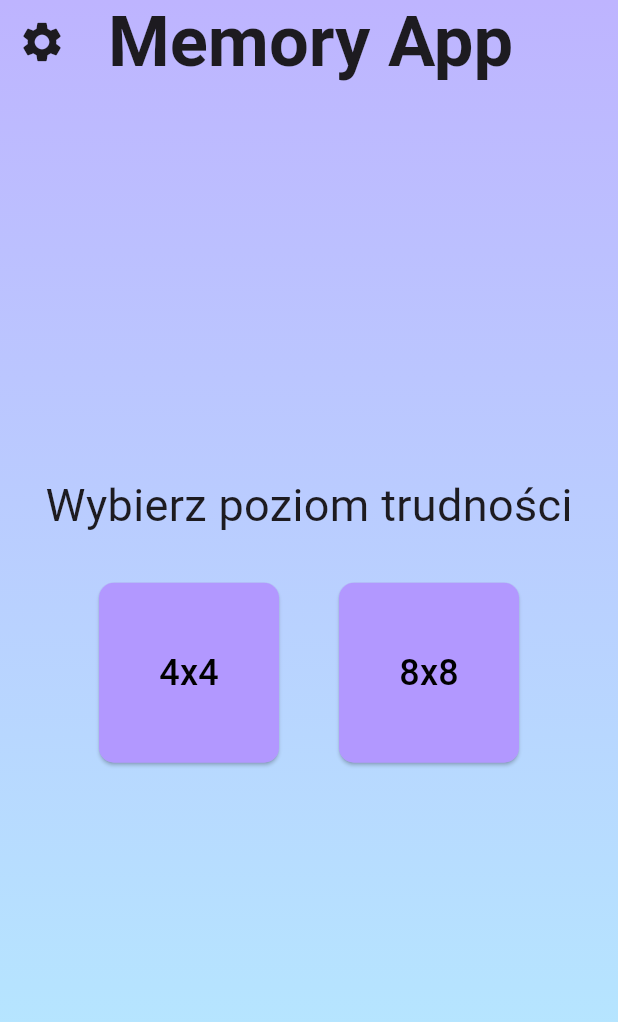
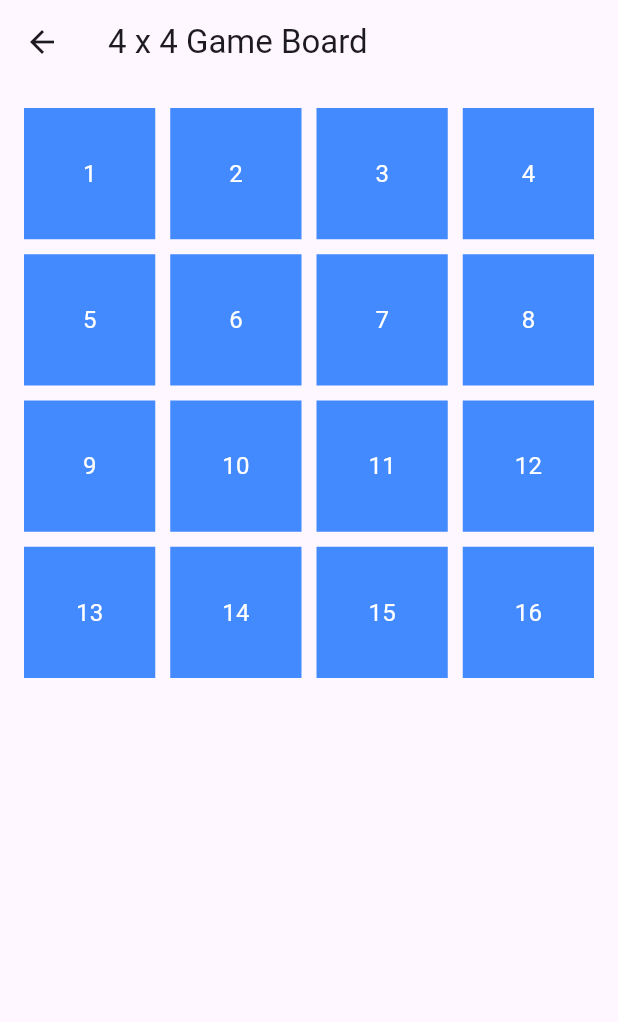
Before and after one commit to Chlopaki-na-5/MemoryApp, a Flutter app: the screen it shows after launch, after a tap on "4x4", on a phone screen of 412 x 824 dp. Shown: the top 1022 px of the screen. Run offline on Flutter 3.47's test engine with Material 3 defaults, Android fonts, the light colour scheme and no system bars; Roboto replaces fonts that are missing (Arial).

Commit message:
Create GameBoard creator

```diff
--- a/lib/main.dart
+++ b/lib/main.dart
@@ -7,27 +7,12 @@ void main() {
 class MyApp extends StatelessWidget {
   const MyApp({super.key});
 
-  // This widget is the root of your application.
   @override
   Widget build(BuildContext context) {
     return MaterialApp(
       title: 'Memory app',
       theme: ThemeData(
-        // This is the theme of your application.
-        //
-        // TRY THIS: Try running your application with "flutter run". You'll see
-        // the application has a purple toolbar. Then, without quitting the app,
-        // try changing the seedColor in the colorScheme below to Colors.green
-        // and then invoke "hot reload" (save your changes or press the "hot
-        // reload" button in a Flutter-supported IDE, or press "r" if you used
-        // the command line to start the app).
-        //
-        // Notice that the counter didn't reset back to zero; the application
-        // state is not lost during the reload. To reset the state, use hot
-        // restart instead.
-        //
-        // This works for code too, not just values: Most code changes can be
-        // tested with just a hot reload.
+        fontFamily: 'Arial',
       ),
       home: const MyHomePage(title: 'Memory App'),
     );
@@ -37,15 +22,6 @@ class MyApp extends StatelessWidget {
 class MyHomePage extends StatefulWidget {
   const MyHomePage({super.key, required this.title});
 
-  // This widget is the home page of your application. It is stateful, meaning
-  // that it has a State object (defined below) that contains fields that affect
-  // how it looks.
-
-  // This class is the configuration for the state. It holds the values (in this
-  // case the title) provided by the parent (in this case the App widget) and
-  // used by the build method of the State. Fields in a Widget subclass are
-  // always marked "final".
-
   final String title;
 
   @override
@@ -53,17 +29,16 @@ class MyHomePage extends StatefulWidget {
 }
 
 class _MyHomePageState extends State<MyHomePage> {
-
+  void _navigateToGameBoard(BuildContext context, int gridSize) {
+    Navigator.push(
+      context,
+      MaterialPageRoute(builder: (context) => GameBoard(gridSize: gridSize)),
+    );
+  }
 
   @override
   Widget build(BuildContext context) {
-    // This method is rerun every time setState is called, for instance as done
-    // by the _incrementCounter method above.
-    //
-    // The Flutter framework has been optimized to make rerunning build methods
-    // fast, so that you can just rebuild anything that needs updating rather
-    // than having to individually change instances of widgets.
-    return  Scaffold(
+    return Scaffold(
       extendBodyBehindAppBar: true,
       appBar: AppBar(
         title: Text(
@@ -71,22 +46,28 @@ class _MyHomePageState extends State<MyHomePage> {
           style: const TextStyle(
             fontSize: 47,
             fontWeight: FontWeight.bold,
+            shadows: [
+              Shadow(
+                offset: Offset(2.0, 2.0),
+                blurRadius: 3.0,
+                color: Color.fromARGB(255, 0, 0, 0),
+              ),
+            ],
           ),
         ),
         centerTitle: true,
-        elevation: 0, // shadow off
+        elevation: 0,
         backgroundColor: Colors.transparent,
         leading: IconButton(
           icon: const Icon(
             Icons.settings,
             size: 32,
           ),
-          onPressed: (){
+          onPressed: () {
             // TODO options
           },
         ),
       ),
-
       body: Container(
         decoration: const BoxDecoration(
           gradient: LinearGradient(
@@ -98,79 +79,51 @@ class _MyHomePageState extends State<MyHomePage> {
             ],
           ),
         ),
-        // Center is a layout widget. It takes a single child and positions it
-        // in the middle of the parent.
         child: Column(
-          // Column is also a layout widget. It takes a list of children and
-          // arranges them vertically. By default, it sizes itself to fit its
-          // children horizontally, and tries to be as tall as its parent.
-          //
-          // Column has various properties to control how it sizes itself and
-          // how it positions its children. Here we use mainAxisAlignment to
-          // center the children vertically; the main axis here is the vertical
-          // axis because Columns are vertical (the cross axis would be
-          // horizontal).
-          //
-          // TRY THIS: Invoke "debug painting" (choose the "Toggle Debug Paint"
-          // action in the IDE, or press "p" in the console), to see the
-          // wireframe for each widget.
           mainAxisAlignment: MainAxisAlignment.center,
           children: <Widget>[
             const Text(
               'Wybierz poziom trudności',
-              style: TextStyle(fontSize:  30,
-                // shadows: [
-                //   Shadow(
-                //     color: Colors.black,
-                //     offset: Offset(0.5,0.5),
-                //   ),
-                // ], Shadows if needed
-              ),
+              style: TextStyle(fontSize: 30),
             ),
             const SizedBox(height: 30),
             Row(
               mainAxisAlignment: MainAxisAlignment.center,
               children: <Widget>[
                 ElevatedButton(
-                  onPressed: (){
-                    // TODO if pressed switch to difficulty lvl
+                  onPressed: () {
+                    _navigateToGameBoard(context, 4);
                   },
                   style: ElevatedButton.styleFrom(
                     backgroundColor: const Color(0xffb298ff),
                     shape: RoundedRectangleBorder(
-                        borderRadius: BorderRadius.circular(10)
-                    ),
-                    minimumSize: const Size(120,120),
+                        borderRadius: BorderRadius.circular(10)),
+                    minimumSize: const Size(120, 120),
                   ),
                   child: const Padding(
                     padding: EdgeInsets.all(16.0),
-                    child: Text('4x4',
-                    style: TextStyle(
-                      fontSize: 24,
-                      color: Colors.black
-                    ),
+                    child: Text(
+                      '4x4',
+                      style: TextStyle(fontSize: 24, color: Colors.black),
                     ),
                   ),
                 ),
                 const SizedBox(width: 40),
-                ElevatedButton(onPressed: ()
-                    {
-                      // TODO if pressed switch to difficulty lvl
+                ElevatedButton(
+                  onPressed: () {
+                    _navigateToGameBoard(context, 8);
                   },
                   style: ElevatedButton.styleFrom(
                     backgroundColor: const Color(0xffb298ff),
                     shape: RoundedRectangleBorder(
-                        borderRadius: BorderRadius.circular(10)
-                      ),
-                      minimumSize: const Size(120,120),
+                        borderRadius: BorderRadius.circular(10)),
+                    minimumSize: const Size(120, 120),
                   ),
                   child: const Padding(
                     padding: EdgeInsets.all(16.0),
-                      child: Text('8x8',
-                      style: TextStyle(
-                        fontSize: 24,
-                        color: Colors.black
-                      ),
+                    child: Text(
+                      '8x8',
+                      style: TextStyle(fontSize: 24, color: Colors.black),
                     ),
                   ),
                 ),
@@ -182,3 +135,46 @@ class _MyHomePageState extends State<MyHomePage> {
     );
   }
 }
+
+class GameBoard extends StatelessWidget {
+  final int gridSize;
+
+  const GameBoard({super.key, required this.gridSize});
+
+  @override
+  Widget build(BuildContext context) {
+    return Scaffold(
+      appBar: AppBar(
+        title: Text('$gridSize x $gridSize Game Board'),
+      ),
+      body: LayoutBuilder(
+        builder: (context, constraints) {
+          double cardSize = (constraints.maxWidth - (gridSize - 1) * 10) / gridSize;
+
+          return GridView.builder(
+            padding: const EdgeInsets.all(16.0),
+            gridDelegate: SliverGridDelegateWithFixedCrossAxisCount(
+              crossAxisCount: gridSize,
+              crossAxisSpacing: 10.0,
+              mainAxisSpacing: 10.0,
+            ),
+            itemCount: gridSize * gridSize,
+            itemBuilder: (context, index) {
+              return Container(
+                width: cardSize,
+                height: cardSize,
+                color: Colors.blueAccent,
+                child: Center(
+                  child: Text(
+                    '${index + 1}',
+                    style: const TextStyle(fontSize: 16, color: Colors.white),
+                  ),
+                ),
+              );
+            },
+          );
+        },
+      ),
+    );
+  }
+}
```
Lines whose indentation alone changed are shown as unchanged.
